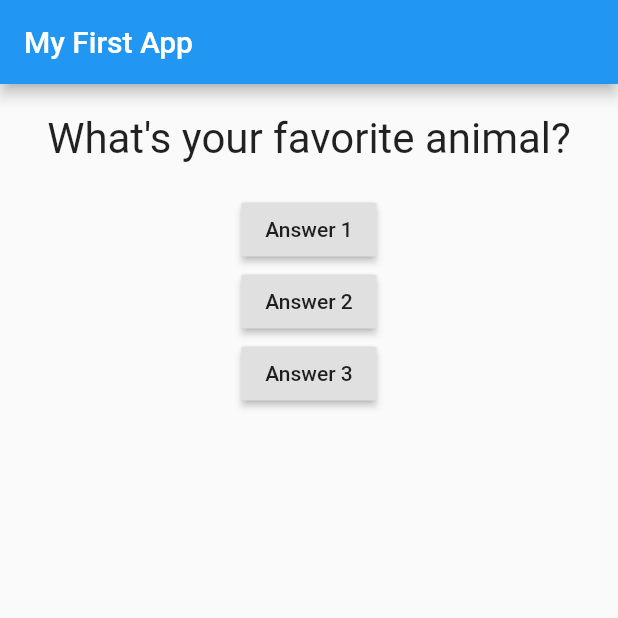
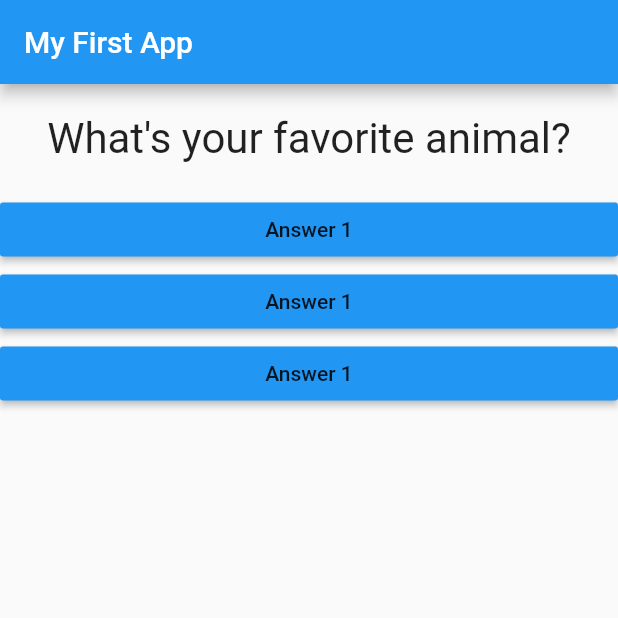
Before and after one commit to frank-mendez/flutterdev, a Flutter app: the screen it shows after launch, after a tap on "Answer 1", on a phone screen of 412 x 824 dp, the top half of it. Run offline on Flutter 3.47's test engine with Material 2 defaults, Android fonts, the phone set to English and light mode, and no system bars.

```diff
--- /dev/null
+++ b/lib/answer.dart
@@ -0,0 +1,19 @@
+import 'package:flutter/material.dart';
+
+class Answer extends StatelessWidget {
+  final Function selectHandler;
+
+  Answer(this.selectHandler);
+
+  @override
+  Widget build(BuildContext context) {
+    return Container(
+      width: double.infinity,
+      child: RaisedButton(
+        color: Colors.blue,
+        child: Text('Answer 1'),
+        onPressed: selectHandler,
+      ),
+    );
+  }
+}
--- a/lib/main.dart
+++ b/lib/main.dart
@@ -1,5 +1,6 @@
 import 'package:flutter/material.dart';
 import './question.dart';
+import './answer.dart';
 
 void main() {
   runApp(MyApp());
@@ -36,21 +37,9 @@ class _MyAppState extends State<MyApp> {
           Question(
             questions[_questionIndex],
           ),
-          RaisedButton(
-            child: Text('Answer 1'),
-            onPressed: _answerQuestion,
-          ),
-          RaisedButton(
-            child: Text('Answer 2'),
-            onPressed: () => print('Answer 2 choosen'),
-          ),
-          RaisedButton(
-            child: Text('Answer 3'),
-            onPressed: () => {
-              //...
-              print('Answer 3 chosen'),
-            },
-          ),
+          Answer(_answerQuestion),
+          Answer(_answerQuestion),
+          Answer(_answerQuestion),
         ]),
       ),
     );
```
